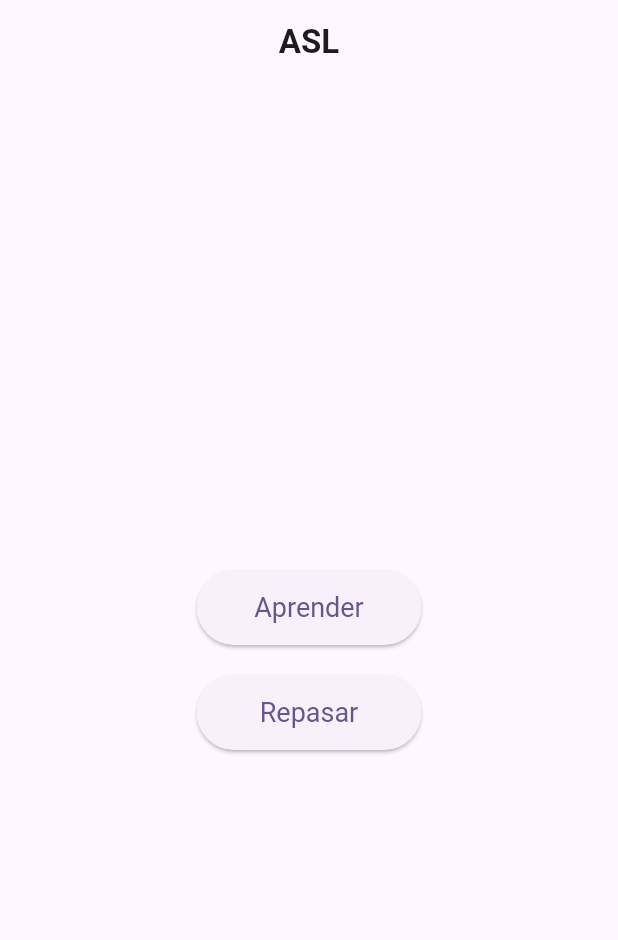
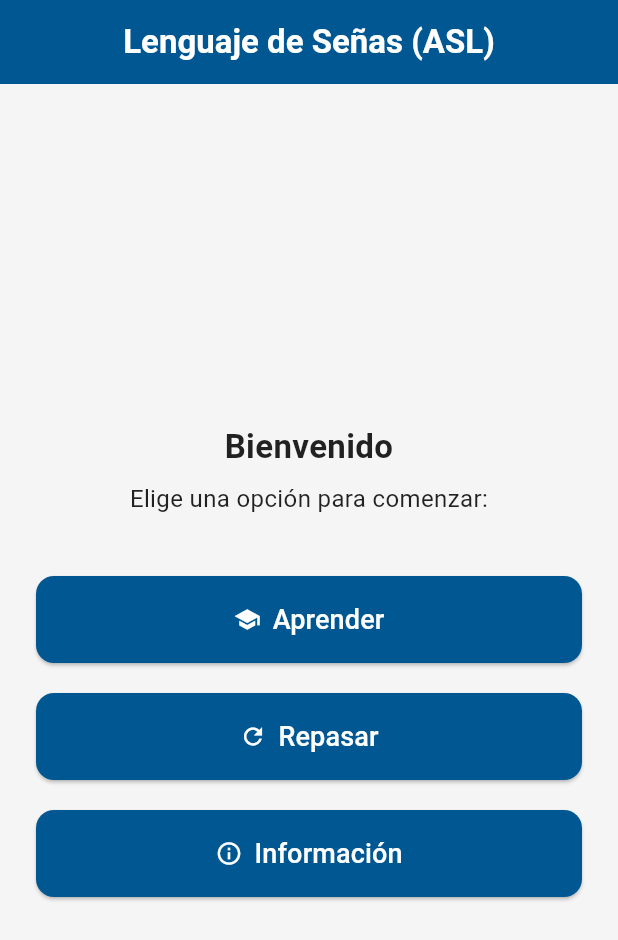
Before and after one commit to FridaMartinezLorenzo/ASL_APP, a Flutter app: the screen it shows after launch, after a tap on "Repasar", on a phone screen of 412 x 824 dp. Shown: the top 940 px of the screen. Run offline on Flutter 3.47's test engine with Material 3 defaults, Android fonts, the phone set to English and light mode, and no system bars; our stand-ins replace camera.

Commit message:
Nuevo menú de inicio y cambios para añadir la sección de información

```diff
--- a/asl_app/lib/main.dart
+++ b/asl_app/lib/main.dart
@@ -1,134 +1,49 @@
-import 'package:asl_app/providers/lsm_provider.dart';
-import 'package:asl_app/screens/home_screen.dart';
 import 'package:flutter/material.dart';
 import 'package:provider/provider.dart';
 
+import 'package:asl_app/screens/home_screen.dart';
+import 'package:asl_app/providers/lsm_provider.dart';
+import 'package:asl_app/themes/app_colors.dart';
+import 'package:asl_app/themes/app_text_styles.dart';
+
 void main() {
-
-  runApp(MultiProvider(
-  providers: [
-    ChangeNotifierProvider(create: (_) => LSMProvider()),
-    // otros providers
-  ],
-  child: MyApp(),
-)
-);
+  runApp(
+    MultiProvider(
+      providers: [
+        ChangeNotifierProvider(create: (_) => LSMProvider()),
+        // Agrega más providers aquí si es necesario
+      ],
+      child: const MyApp(),
+    ),
+  );
 }
 
 class MyApp extends StatelessWidget {
   const MyApp({super.key});
 
-  // This widget is the root of your application.
   @override
   Widget build(BuildContext context) {
     return MaterialApp(
       debugShowCheckedModeBanner: false,
       title: 'ASL',
       theme: ThemeData(
-        // This is the theme of your application.
-        //
-        // TRY THIS: Try running your application with "flutter run". You'll see
-        // the application has a purple toolbar. Then, without quitting the app,
-        // try changing the seedColor in the colorScheme below to Colors.green
-        // and then invoke "hot reload" (save your changes or press the "hot
-        // reload" button in a Flutter-supported IDE, or press "r" if you used
-        // the command line to start the app).
-        //
-        // Notice that the counter didn't reset back to zero; the application
-        // state is not lost during the reload. To reset the state, use hot
-        // restart instead.
-        //
-        // This works for code too, not just values: Most code changes can be
-        // tested with just a hot reload.
-        colorScheme: ColorScheme.fromSeed(seedColor: Colors.deepPurple),
+        scaffoldBackgroundColor: AppColors.background,
+        appBarTheme: const AppBarTheme(
+          backgroundColor: AppColors.primary,
+          foregroundColor: Colors.white,
+          elevation: 0,
+        ),
+        textTheme: TextTheme(
+          bodyMedium: AppTextStyles.body,
+          titleLarge: AppTextStyles.heading,
+        ),
+        colorScheme: ColorScheme.fromSeed(
+          seedColor: AppColors.primary,
+          brightness: Brightness.light,
+        ),
+        useMaterial3: true,
       ),
-      home: HomeScreen(),
+      home: const HomeScreen(),
     );
   }
 }
-
-class MyHomePage extends StatefulWidget {
-  const MyHomePage({super.key, required this.title});
-
-  // This widget is the home page of your application. It is stateful, meaning
-  // that it has a State object (defined below) that contains fields that affect
-  // how it looks.
-
-  // This class is the configuration for the state. It holds the values (in this
-  // case the title) provided by the parent (in this case the App widget) and
-  // used by the build method of the State. Fields in a Widget subclass are
-  // always marked "final".
-
-  final String title;
-
-  @override
-  State<MyHomePage> createState() => _MyHomePageState();
-}
-
-class _MyHomePageState extends State<MyHomePage> {
-  int _counter = 0;
-
-  void _incrementCounter() {
-    setState(() {
-      // This call to setState tells the Flutter framework that something has
-      // changed in this State, which causes it to rerun the build method below
-      // so that the display can reflect the updated values. If we changed
-      // _counter without calling setState(), then the build method would not be
-      // called again, and so nothing would appear to happen.
-      _counter++;
-    });
-  }
-
-  @override
-  Widget build(BuildContext context) {
-    // This method is rerun every time setState is called, for instance as done
-    // by the _incrementCounter method above.
-    //
-    // The Flutter framework has been optimized to make rerunning build methods
-    // fast, so that you can just rebuild anything that needs updating rather
-    // than having to individually change instances of widgets.
-    return Scaffold(
-      appBar: AppBar(
-        // TRY THIS: Try changing the color here to a specific color (to
-        // Colors.amber, perhaps?) and trigger a hot reload to see the AppBar
-        // change color while the other colors stay the same.
-        backgroundColor: Theme.of(context).colorScheme.inversePrimary,
-        // Here we take the value from the MyHomePage object that was created by
-        // the App.build method, and use it to set our appbar title.
-        title: Text(widget.title),
-      ),
-      body: Center(
-        // Center is a layout widget. It takes a single child and positions it
-        // in the middle of the parent.
-        child: Column(
-          // Column is also a layout widget. It takes a list of children and
-          // arranges them vertically. By default, it sizes itself to fit its
-          // children horizontally, and tries to be as tall as its parent.
-          //
-          // Column has various properties to control how it sizes itself and
-          // how it positions its children. Here we use mainAxisAlignment to
-          // center the children vertically; the main axis here is the vertical
-          // axis because Columns are vertical (the cross axis would be
-          // horizontal).
-          //
-          // TRY THIS: Invoke "debug painting" (choose the "Toggle Debug Paint"
-          // action in the IDE, or press "p" in the console), to see the
-          // wireframe for each widget.
-          mainAxisAlignment: MainAxisAlignment.center,
-          children: <Widget>[
-            const Text('You have pushed the button this many times:'),
-            Text(
-              '$_counter',
-              style: Theme.of(context).textTheme.headlineMedium,
-            ),
-          ],
-        ),
-      ),
-      floatingActionButton: FloatingActionButton(
-        onPressed: _incrementCounter,
-        tooltip: 'Increment',
-        child: const Icon(Icons.add),
-      ), // This trailing comma makes auto-formatting nicer for build methods.
-    );
-  }
-}
--- a/asl_app/lib/screens/home_screen.dart
+++ b/asl_app/lib/screens/home_screen.dart
@@ -1,5 +1,8 @@
+import 'package:flutter/material.dart';
 import 'package:asl_app/screens/learning_screen.dart';
-import 'package:flutter/material.dart';
+import 'package:asl_app/screens/informative/informative_screen.dart';
+import 'package:asl_app/themes/app_colors.dart';
+import 'package:asl_app/themes/app_text_styles.dart';
 
 class HomeScreen extends StatelessWidget {
   const HomeScreen({super.key});
@@ -7,44 +10,85 @@ class HomeScreen extends StatelessWidget {
   @override
   Widget build(BuildContext context) {
     return Scaffold(
+      backgroundColor: AppColors.background,
       appBar: AppBar(
-        title: const Text(
-          'ASL',
-          style: TextStyle(fontWeight: FontWeight.bold),
-        ),
+        title: const Text('Lenguaje de Señas (ASL)'),
         centerTitle: true,
       ),
-      body: Center(
+      body: Padding(
+        padding: const EdgeInsets.all(24.0),
         child: Column(
-          mainAxisSize: MainAxisSize.min, // Para centrar solo el contenido necesario
+          mainAxisAlignment: MainAxisAlignment.center,
           children: [
-            ElevatedButton(
+            Text(
+              'Bienvenido',
+              style: AppTextStyles.heading,
+              textAlign: TextAlign.center,
+            ),
+            const SizedBox(height: 8),
+            Text(
+              'Elige una opción para comenzar:',
+              style: AppTextStyles.body,
+              textAlign: TextAlign.center,
+            ),
+            const SizedBox(height: 40),
+            _buildMenuButton(
+              context,
+              label: 'Aprender',
+              icon: Icons.school,
               onPressed: () {
-              Navigator.push(
-                context,
-                MaterialPageRoute(builder: (_) => LearningScreen()),
-              );
-            },
-              child: const Text('Aprender'),
-              style: ElevatedButton.styleFrom(
-                minimumSize: const Size(150, 50),
-                textStyle: const TextStyle(fontSize: 18),
-              ),
+                Navigator.push(
+                  context,
+                  MaterialPageRoute(builder: (_) => const LearningScreen()),
+                );
+              },
             ),
-            const SizedBox(height: 20), // Espacio entre botones
-            ElevatedButton(
+            const SizedBox(height: 20),
+            _buildMenuButton(
+              context,
+              label: 'Repasar',
+              icon: Icons.refresh,
               onPressed: () {
-                // Navegar a pantalla de repaso
+                // TODO: implementar navegación a pantalla de repaso
               },
-              child: const Text('Repasar'),
-              style: ElevatedButton.styleFrom(
-                minimumSize: const Size(150, 50),
-                textStyle: const TextStyle(fontSize: 18),
-              ),
+            ),
+            const SizedBox(height: 20),
+            _buildMenuButton(
+              context,
+              label: 'Información',
+              icon: Icons.info_outline,
+              onPressed: () {
+                Navigator.push(
+                  context,
+                  MaterialPageRoute(builder: (_) => const InformativeScreen()),
+                );
+              },
             ),
           ],
         ),
       ),
     );
   }
+
+  Widget _buildMenuButton(BuildContext context,
+      {required String label,
+      required IconData icon,
+      required VoidCallback onPressed}) {
+    return SizedBox(
+      width: double.infinity,
+      child: ElevatedButton.icon(
+        icon: Icon(icon),
+        label: Text(label, style: const TextStyle(fontSize: 18)),
+        onPressed: onPressed,
+        style: ElevatedButton.styleFrom(
+          padding: const EdgeInsets.symmetric(vertical: 16),
+          backgroundColor: AppColors.primary,
+          foregroundColor: Colors.white,
+          shape: RoundedRectangleBorder(
+            borderRadius: BorderRadius.circular(12),
+          ),
+        ),
+      ),
+    );
+  }
 }
```
